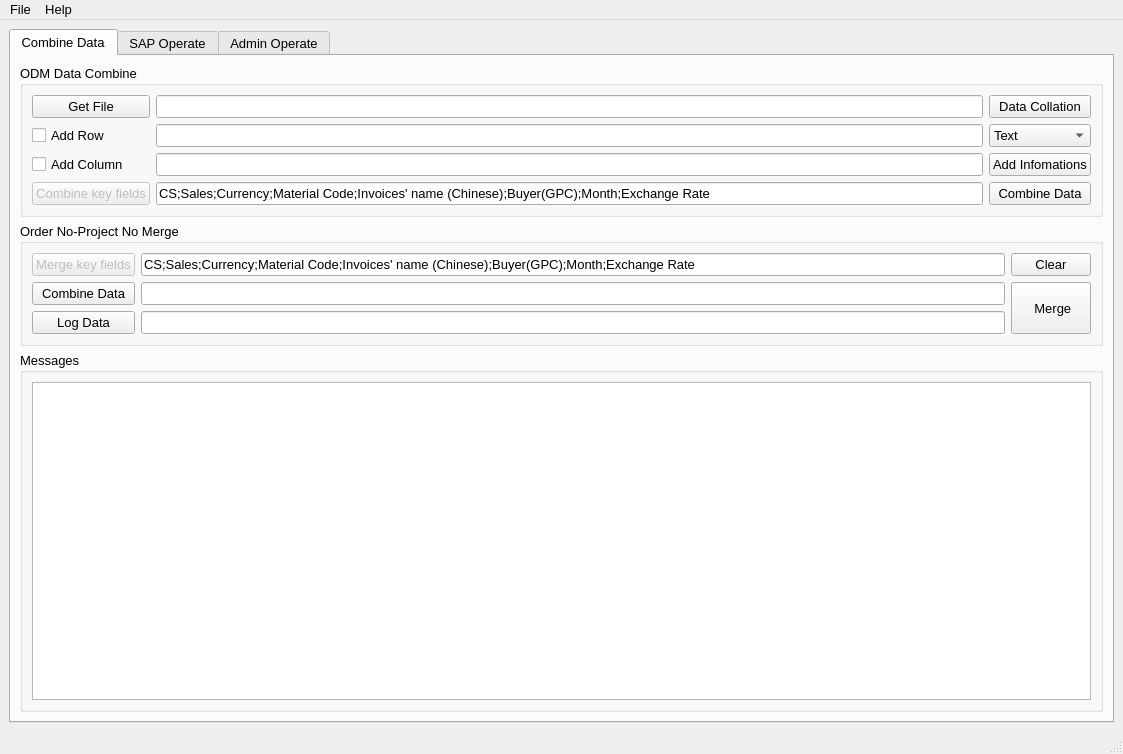
Qt form Sap_Operate_Ui.ui (chen-huai/Sap_Operation) before a commit.
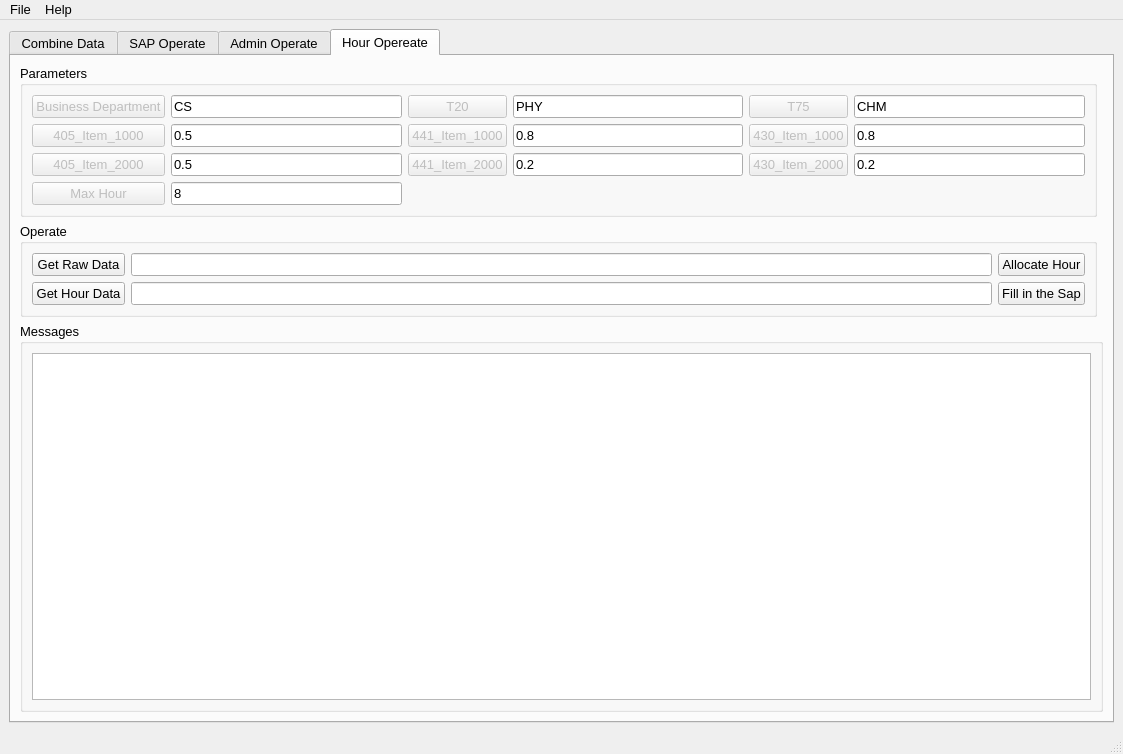
The same form after that commit. The open tabs and pages were chosen to show the change. Icons and pictures are not drawn.

Commit message: 新增hour界面

```diff
--- a/Sap_Operate_Ui.ui
+++ b/Sap_Operate_Ui.ui
@@ -2310,6 +2310,247 @@
         </item>
        </layout>
       </widget>
+      <widget class="QWidget" name="tab_4">
+       <attribute name="title">
+        <string>Hour Opereate</string>
+       </attribute>
+       <layout class="QGridLayout" name="gridLayout_25">
+        <item row="2" column="0" colspan="2">
+         <widget class="QGroupBox" name="groupBox_23">
+          <property name="title">
+           <string>Messages</string>
+          </property>
+          <layout class="QGridLayout" name="gridLayout_23">
+           <item row="0" column="0">
+            <widget class="QTextBrowser" name="textBrowser_4"/>
+           </item>
+          </layout>
+         </widget>
+        </item>
+        <item row="1" column="0">
+         <widget class="QGroupBox" name="groupBox_24">
+          <property name="title">
+           <string>Operate</string>
+          </property>
+          <layout class="QGridLayout" name="gridLayout_26">
+           <item row="0" column="0">
+            <widget class="QPushButton" name="pushButton_70">
+             <property name="text">
+              <string>Get Raw Data</string>
+             </property>
+            </widget>
+           </item>
+           <item row="1" column="0">
+            <widget class="QPushButton" name="pushButton_71">
+             <property name="text">
+              <string>Get Hour Data</string>
+             </property>
+            </widget>
+           </item>
+           <item row="1" column="1">
+            <widget class="QLineEdit" name="lineEdit_38"/>
+           </item>
+           <item row="0" column="1">
+            <widget class="QLineEdit" name="lineEdit_37"/>
+           </item>
+           <item row="0" column="2">
+            <widget class="QPushButton" name="pushButton_72">
+             <property name="text">
+              <string>Allocate Hour</string>
+             </property>
+            </widget>
+           </item>
+           <item row="1" column="2">
+            <widget class="QPushButton" name="pushButton_73">
+             <property name="text">
+              <string>Fill in the Sap</string>
+             </property>
+            </widget>
+           </item>
+          </layout>
+         </widget>
+        </item>
+        <item row="0" column="0">
+         <widget class="QGroupBox" name="groupBox_22">
+          <property name="title">
+           <string>Parameters</string>
+          </property>
+          <layout class="QGridLayout" name="gridLayout_24">
+           <item row="2" column="1">
+            <widget class="QLineEdit" name="lineEdit_30">
+             <property name="text">
+              <string>0.5</string>
+             </property>
+            </widget>
+           </item>
+           <item row="1" column="5">
+            <widget class="QLineEdit" name="lineEdit_29">
+             <property name="text">
+              <string>CHM</string>
+             </property>
+            </widget>
+           </item>
+           <item row="3" column="2">
+            <widget class="QPushButton" name="pushButton_66">
+             <property name="enabled">
+              <bool>false</bool>
+             </property>
+             <property name="text">
+              <string>441_Item_2000</string>
+             </property>
+            </widget>
+           </item>
+           <item row="1" column="0">
+            <widget class="QPushButton" name="pushButton_60">
+             <property name="enabled">
+              <bool>false</bool>
+             </property>
+             <property name="text">
+              <string>Business Department</string>
+             </property>
+            </widget>
+           </item>
+           <item row="1" column="4">
+            <widget class="QPushButton" name="pushButton_62">
+             <property name="enabled">
+              <bool>false</bool>
+             </property>
+             <property name="text">
+              <string>T75</string>
+             </property>
+            </widget>
+           </item>
+           <item row="2" column="3">
+            <widget class="QLineEdit" name="lineEdit_32">
+             <property name="text">
+              <string>0.8</string>
+             </property>
+            </widget>
+           </item>
+           <item row="3" column="3">
+            <widget class="QLineEdit" name="lineEdit_33">
+             <property name="text">
+              <string>0.2</string>
+             </property>
+            </widget>
+           </item>
+           <item row="3" column="0">
+            <widget class="QPushButton" name="pushButton_64">
+             <property name="enabled">
+              <bool>false</bool>
+             </property>
+             <property name="text">
+              <string>405_Item_2000</string>
+             </property>
+            </widget>
+           </item>
+           <item row="2" column="0">
+            <widget class="QPushButton" name="pushButton_63">
+             <property name="enabled">
+              <bool>false</bool>
+             </property>
+             <property name="text">
+              <string>405_Item_1000</string>
+             </property>
+            </widget>
+           </item>
+           <item row="2" column="2">
+            <widget class="QPushButton" name="pushButton_65">
+             <property name="enabled">
+              <bool>false</bool>
+             </property>
+             <property name="text">
+              <string>441_Item_1000</string>
+             </property>
+            </widget>
+           </item>
+           <item row="4" column="1">
+            <widget class="QLineEdit" name="lineEdit_36">
+             <property name="text">
+              <string>8</string>
+             </property>
+            </widget>
+           </item>
+           <item row="4" column="0">
+            <widget class="QPushButton" name="pushButton_69">
+             <property name="enabled">
+              <bool>false</bool>
+             </property>
+             <property name="text">
+              <string>Max Hour</string>
+             </property>
+            </widget>
+           </item>
+           <item row="3" column="1">
+            <widget class="QLineEdit" name="lineEdit_31">
+             <property name="text">
+              <string>0.5</string>
+             </property>
+            </widget>
+           </item>
+           <item row="1" column="3">
+            <widget class="QLineEdit" name="lineEdit_28">
+             <property name="text">
+              <string>PHY</string>
+             </property>
+            </widget>
+           </item>
+           <item row="2" column="4">
+            <widget class="QPushButton" name="pushButton_67">
+             <property name="enabled">
+              <bool>false</bool>
+             </property>
+             <property name="text">
+              <string>430_Item_1000</string>
+             </property>
+            </widget>
+           </item>
+           <item row="1" column="2">
+            <widget class="QPushButton" name="pushButton_61">
+             <property name="enabled">
+              <bool>false</bool>
+             </property>
+             <property name="text">
+              <string>T20</string>
+             </property>
+            </widget>
+           </item>
+           <item row="1" column="1">
+            <widget class="QLineEdit" name="lineEdit_26">
+             <property name="text">
+              <string>CS</string>
+             </property>
+            </widget>
+           </item>
+           <item row="3" column="4">
+            <widget class="QPushButton" name="pushButton_68">
+             <property name="enabled">
+              <bool>false</bool>
+             </property>
+             <property name="text">
+              <string>430_Item_2000</string>
+             </property>
+            </widget>
+           </item>
+           <item row="2" column="5">
+            <widget class="QLineEdit" name="lineEdit_34">
+             <property name="text">
+              <string>0.8</string>
+             </property>
+            </widget>
+           </item>
+           <item row="3" column="5">
+            <widget class="QLineEdit" name="lineEdit_35">
+             <property name="text">
+              <string>0.2</string>
+             </property>
+            </widget>
+           </item>
+          </layout>
+         </widget>
+        </item>
+       </layout>
+      </widget>
      </widget>
     </item>
    </layout>
```
Left out of the diff: 4 changed lines with no effect on the pictures. The commit also changes 1 other file.
